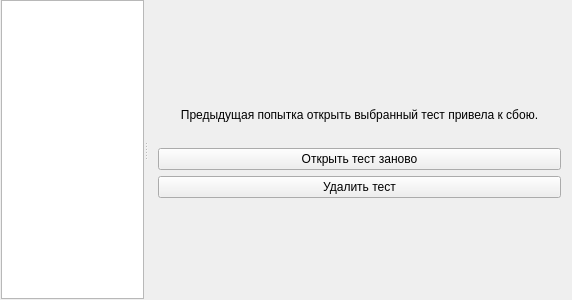
The window that client_widgets/database_widgets/resultswidget.ui (grigp/a-analyser) describes before a commit, drawn with Qt 5.
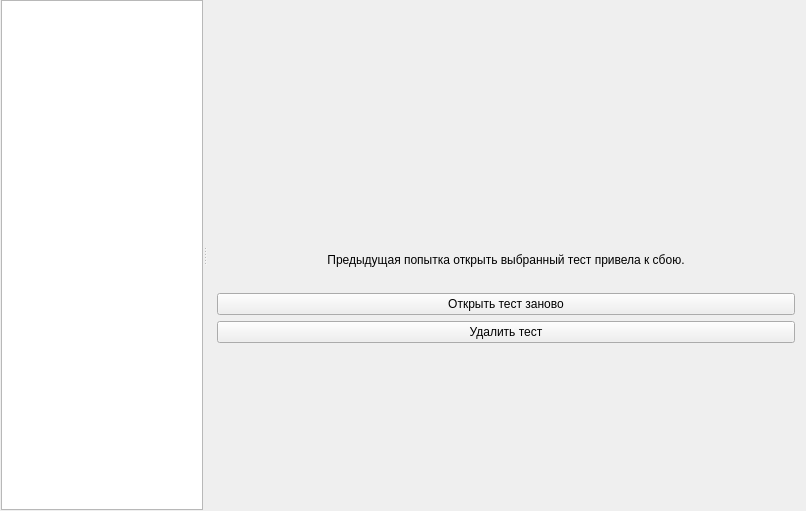
The same window after the commit. Icons and pictures are not drawn. Custom widgets are drawn as their Qt base class.

Diff of the .ui file:
```diff
--- a/client_widgets/database_widgets/resultswidget.ui
+++ b/client_widgets/database_widgets/resultswidget.ui
@@ -6,8 +6,8 @@
    <rect>
     <x>0</x>
     <y>0</y>
-    <width>572</width>
-    <height>300</height>
+    <width>806</width>
+    <height>511</height>
    </rect>
   </property>
   <property name="windowTitle">
@@ -84,6 +84,35 @@
             </property>
            </spacer>
           </item>
+          <item>
+           <widget class="QLabel" name="lblSmile">
+            <property name="text">
+             <string/>
+            </property>
+            <property name="pixmap">
+             <pixmap resource="../../kernel.qrc">:/images/SmileSadnees200x200.png</pixmap>
+            </property>
+            <property name="alignment">
+             <set>Qt::AlignCenter</set>
+            </property>
+           </widget>
+          </item>
+          <item>
+           <spacer name="verticalSpacer_4">
+            <property name="orientation">
+             <enum>Qt::Vertical</enum>
+            </property>
+            <property name="sizeType">
+             <enum>QSizePolicy::Fixed</enum>
+            </property>
+            <property name="sizeHint" stdset="0">
+             <size>
+              <width>20</width>
+              <height>60</height>
+             </size>
+            </property>
+           </spacer>
+          </item>
           <item>
            <widget class="QLabel" name="lblBugTestInfo">
             <property name="text">
```
Left out of the diff: 4 changed lines with no effect on the pictures.
